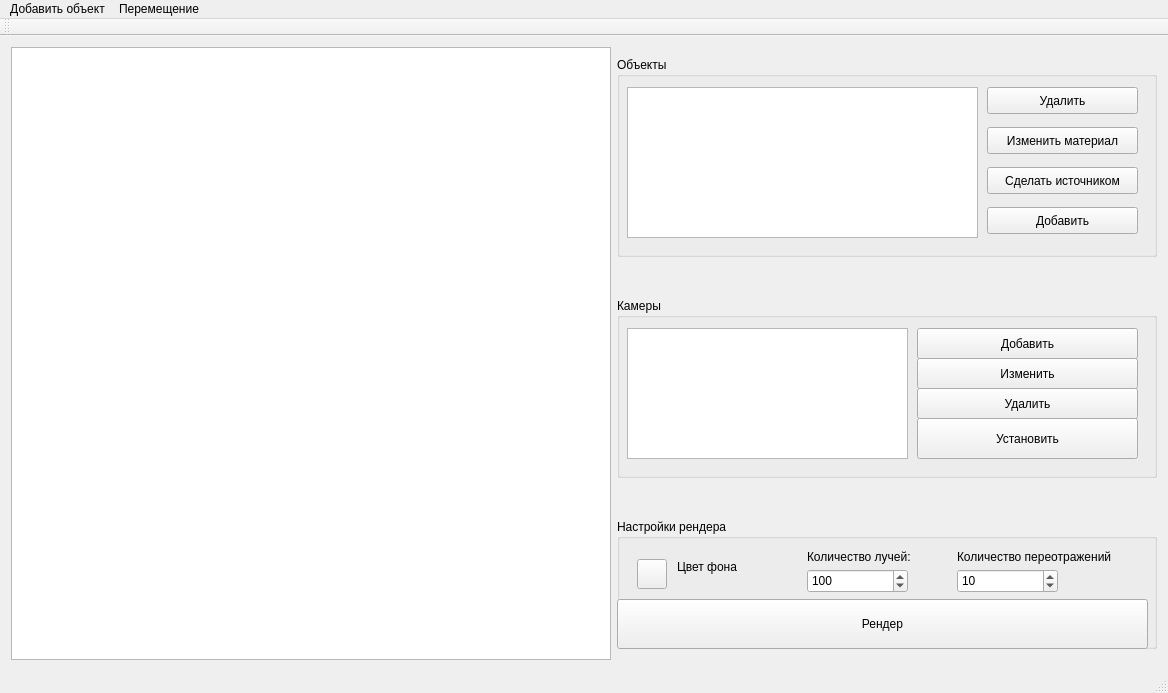
Before: the Qt Designer form src/window/main_window.ui in jur4ikoff/cg-coursework, drawn with Qt 5.
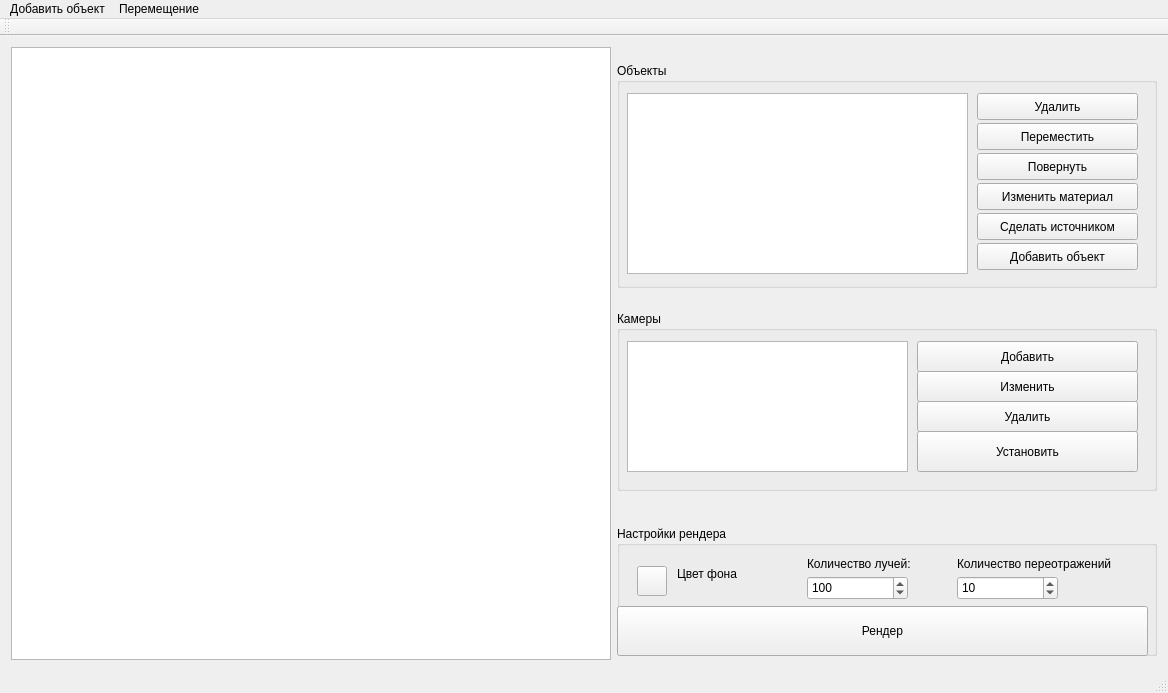
After: the same form once the commit is applied.

```diff
--- a/src/window/main_window.ui
+++ b/src/window/main_window.ui
@@ -58,7 +58,7 @@
           <property name="minimumSize">
            <size>
             <width>530</width>
-            <height>200</height>
+            <height>225</height>
            </size>
           </property>
           <property name="maximumSize">
@@ -73,9 +73,9 @@
           <widget class="QPushButton" name="objectDeletebutton">
            <property name="geometry">
             <rect>
-             <x>370</x>
+             <x>360</x>
              <y>30</y>
-             <width>151</width>
+             <width>161</width>
              <height>27</height>
             </rect>
            </property>
@@ -88,8 +88,8 @@
             <rect>
              <x>10</x>
              <y>30</y>
-             <width>351</width>
-             <height>151</height>
+             <width>341</width>
+             <height>181</height>
             </rect>
            </property>
            <property name="selectionMode">
@@ -99,9 +99,9 @@
           <widget class="QPushButton" name="objectChangeMaterialButton">
            <property name="geometry">
             <rect>
-             <x>370</x>
-             <y>70</y>
-             <width>151</width>
+             <x>360</x>
+             <y>120</y>
+             <width>161</width>
              <height>27</height>
             </rect>
            </property>
@@ -122,25 +122,12 @@
             <string>Y</string>
            </property>
           </widget>
-          <widget class="QPushButton" name="objectAdd">
-           <property name="geometry">
-            <rect>
-             <x>370</x>
-             <y>150</y>
-             <width>151</width>
-             <height>27</height>
-            </rect>
-           </property>
-           <property name="text">
-            <string>Добавить</string>
-           </property>
-          </widget>
           <widget class="QPushButton" name="objectMakeEmitButton">
            <property name="geometry">
             <rect>
-             <x>370</x>
-             <y>110</y>
-             <width>151</width>
+             <x>360</x>
+             <y>150</y>
+             <width>161</width>
              <height>27</height>
             </rect>
            </property>
@@ -148,6 +135,45 @@
             <string>Сделать источником</string>
            </property>
           </widget>
+          <widget class="QPushButton" name="objectShiftButton">
+           <property name="geometry">
+            <rect>
+             <x>360</x>
+             <y>60</y>
+             <width>161</width>
+             <height>27</height>
+            </rect>
+           </property>
+           <property name="text">
+            <string>Переместить</string>
+           </property>
+          </widget>
+          <widget class="QPushButton" name="objectRotateButton">
+           <property name="geometry">
+            <rect>
+             <x>360</x>
+             <y>90</y>
+             <width>161</width>
+             <height>27</height>
+            </rect>
+           </property>
+           <property name="text">
+            <string>Повернуть</string>
+           </property>
+          </widget>
+          <widget class="QPushButton" name="objectAddButton">
+           <property name="geometry">
+            <rect>
+             <x>360</x>
+             <y>180</y>
+             <width>161</width>
+             <height>27</height>
+            </rect>
+           </property>
+           <property name="text">
+            <string>Добавить объект</string>
+           </property>
+          </widget>
          </widget>
         </item>
         <item>
```
Left out of the diff: 17 changed lines with no effect on the pictures.
